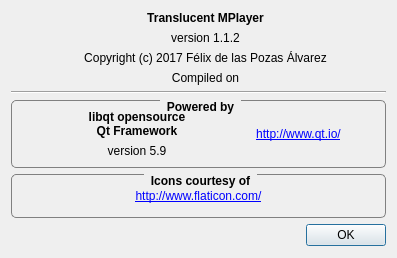
FelixdelasPozas/TranslucentMPlayer, file AboutDialog.ui: the form before one commit.
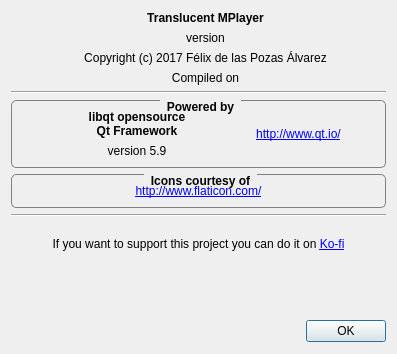
The form after the commit. Icons and pictures are not drawn. Custom widgets are drawn as their Qt base class.

```diff
--- a/AboutDialog.ui
+++ b/AboutDialog.ui
@@ -7,19 +7,19 @@
     <x>0</x>
     <y>0</y>
     <width>397</width>
-    <height>258</height>
+    <height>354</height>
    </rect>
   </property>
   <property name="minimumSize">
    <size>
     <width>397</width>
-    <height>258</height>
+    <height>354</height>
    </size>
   </property>
   <property name="maximumSize">
    <size>
     <width>397</width>
-    <height>258</height>
+    <height>354</height>
    </size>
   </property>
   <property name="windowTitle">
@@ -90,7 +90,7 @@
          <item>
           <widget class="QLabel" name="m_version">
            <property name="text">
-            <string>version 1.1.2</string>
+            <string>version</string>
            </property>
            <property name="alignment">
             <set>Qt::AlignCenter</set>
@@ -288,6 +288,75 @@
      </item>
     </layout>
    </item>
+   <item>
+    <widget class="Line" name="line_2">
+     <property name="orientation">
+      <enum>Qt::Horizontal</enum>
+     </property>
+    </widget>
+   </item>
+   <item>
+    <widget class="QLabel" name="label_5">
+     <property name="text">
+      <string>If you want to support this project you can do it on &lt;a href=&quot;https://ko-fi.com/felixdelaspozas&quot;&gt;Ko-fi&lt;/a&gt;</string>
+     </property>
+     <property name="alignment">
+      <set>Qt::AlignCenter</set>
+     </property>
+     <property name="openExternalLinks">
+      <bool>true</bool>
+     </property>
+    </widget>
+   </item>
+   <item>
+    <layout class="QHBoxLayout" name="horizontalLayout_2">
+     <item>
+      <spacer name="horizontalSpacer_4">
+       <property name="orientation">
+        <enum>Qt::Horizontal</enum>
+       </property>
+       <property name="sizeHint" stdset="0">
+        <size>
+         <width>40</width>
+         <height>20</height>
+        </size>
+       </property>
+      </spacer>
+     </item>
+     <item>
+      <widget class="ClickableHoverLabel" name="m_kofiLabel">
+       <property name="toolTip">
+        <string>Thank you for your support!</string>
+       </property>
+       <property name="text">
+        <string/>
+       </property>
+       <property name="pixmap">
+        <pixmap resource="rsc/resources.qrc">:/TranslucentMPlayer/kofi_logo.png</pixmap>
+       </property>
+       <property name="scaledContents">
+        <bool>true</bool>
+       </property>
+       <property name="alignment">
+        <set>Qt::AlignCenter</set>
+       </property>
+      </widget>
+     </item>
+     <item>
+      <spacer name="horizontalSpacer_3">
+       <property name="orientation">
+        <enum>Qt::Horizontal</enum>
+       </property>
+       <property name="sizeHint" stdset="0">
+        <size>
+         <width>40</width>
+         <height>20</height>
+        </size>
+       </property>
+      </spacer>
+     </item>
+    </layout>
+   </item>
    <item>
     <widget class="QDialogButtonBox" name="buttonBox">
      <property name="maximumSize">
@@ -306,6 +375,13 @@
    </item>
   </layout>
  </widget>
+ <customwidgets>
+  <customwidget>
+   <class>ClickableHoverLabel</class>
+   <extends>QLabel</extends>
+   <header>Utils.h</header>
+  </customwidget>
+ </customwidgets>
  <resources>
   <include location="rsc/resources.qrc"/>
  </resources>
```
Left out of the diff: 2 changed lines with no effect on the pictures.
